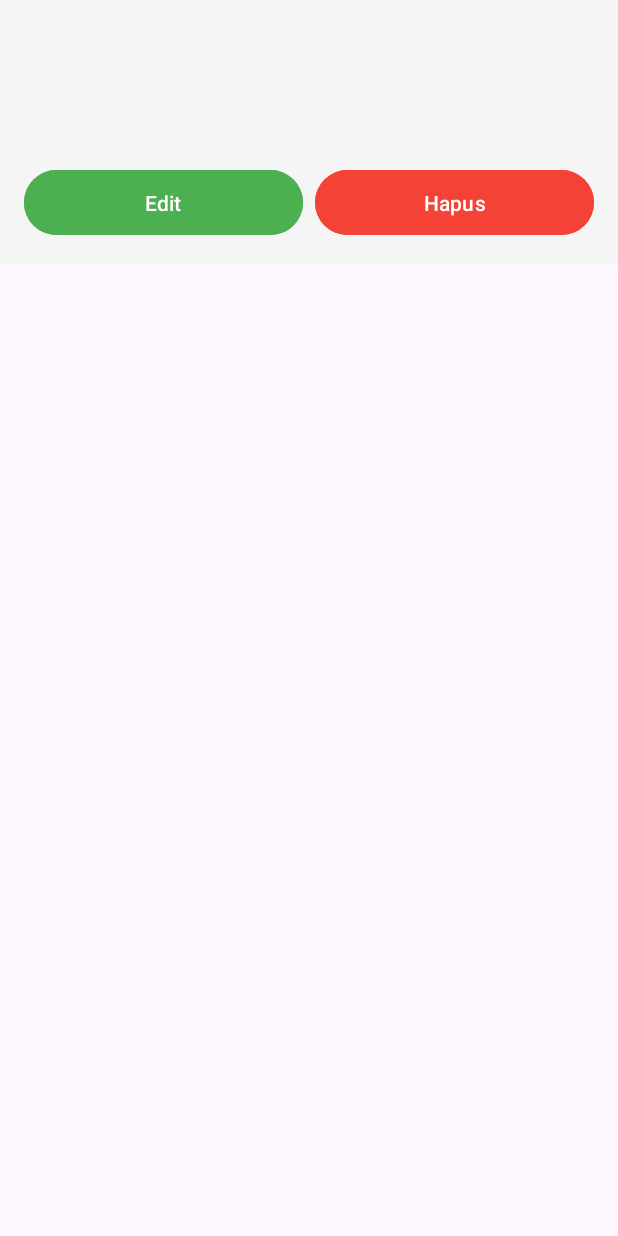
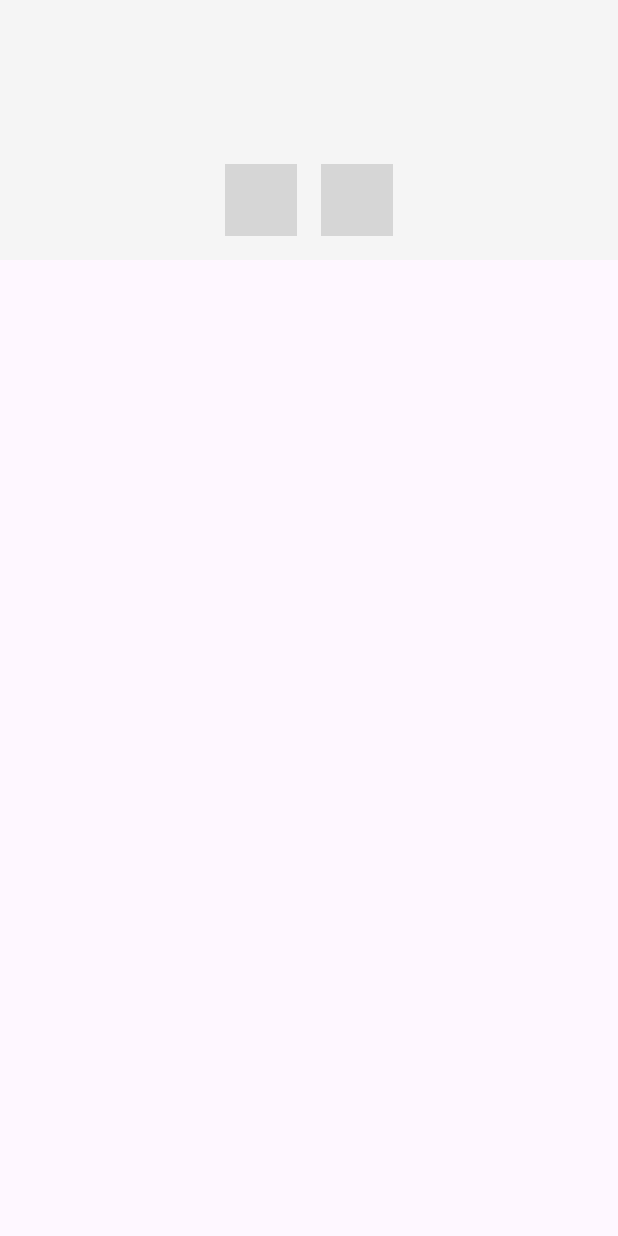
Before and after one commit to faviian22/ProjectUtsMobile, an Android app: the layout item_produk.xml on its own in the app's theme, with its tools: preview values and no code run, on a phone screen of 412 x 824 dp. Run offline under Robolectric (Android 15) with nearby library versions, the phone set to English and light mode, and no system bars; grey boxes are pictures that could not be loaded.

Commit message:
update sebagaian xml dan kotlin

```diff
--- a/app/src/main/java/com/example/projectutsmobile/SuplierAdapter.kt
+++ b/app/src/main/java/com/example/projectutsmobile/SuplierAdapter.kt
@@ -95,7 +95,7 @@ class SuplierAdapter(
             }
         }
 
-        @SuppressLint("DiffUtilEquals")
+
         override fun areContentsTheSame(oldItem: Any, newItem: Any): Boolean {
             return oldItem == newItem
         }
--- a/app/src/main/res/layout/item_produk.xml
+++ b/app/src/main/res/layout/item_produk.xml
@@ -75,30 +75,29 @@
         android:layout_width="match_parent"
         android:layout_height="wrap_content"
         android:layout_marginTop="16dp"
-        android:orientation="horizontal">
+        android:orientation="horizontal"
+        android:gravity="center">
 
-        <Button
+        <ImageButton
             android:id="@+id/buttonEdit"
-            android:layout_width="0dp"
-            android:layout_height="wrap_content"
-            android:layout_weight="1"
-            android:backgroundTint="@color/editButtonColor"
-            android:text="Edit"
-            android:textColor="@color/white"
-            android:textSize="14sp"
-            android:layout_marginEnd="8dp"
-            android:padding="12dp" />
+            android:layout_width="48dp"
+            android:layout_height="48dp"
+            android:layout_marginEnd="16dp"
+            android:contentDescription="Edit"
+            android:padding="8dp"
+            android:scaleType="centerInside"
+            android:src="@drawable/ic_edit"
+            android:background="?attr/selectableItemBackgroundBorderless" />
 
-        <Button
+        <ImageButton
             android:id="@+id/buttonDelete"
-            android:layout_width="0dp"
-            android:layout_height="wrap_content"
-            android:layout_weight="1"
-            android:backgroundTint="@color/deleteButtonColor"
-            android:text="Hapus"
-            android:textColor="@color/white"
-            android:textSize="14sp"
-            android:padding="12dp" />
+            android:layout_width="48dp"
+            android:layout_height="48dp"
+            android:contentDescription="Delete"
+            android:padding="8dp"
+            android:scaleType="centerInside"
+            android:src="@drawable/ic_delete"
+            android:background="?attr/selectableItemBackgroundBorderless" />
     </LinearLayout>
 
 </LinearLayout>
```
Also changed, not shown: app/src/main/java/com/example/projectutsmobile/KaryawanActivity.kt (+23 -26 lines), app/src/main/res/layout/item_suplier.xml (+17 -16 lines).
